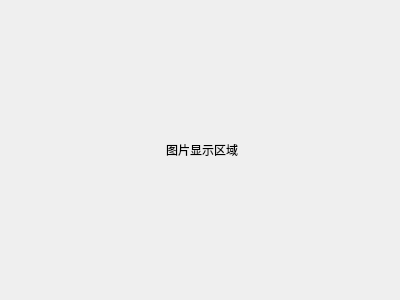
Above: show.ui from suhuamo/huahua-player before the change. Below: the same form after it.
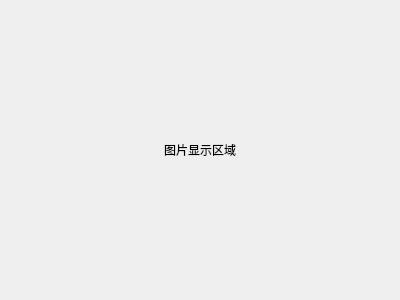
That is the form after the change.

Commit message: 给中心播放界面添加边框ui

Diff of the .ui file:
```diff
--- a/show.ui
+++ b/show.ui
@@ -18,13 +18,13 @@
     <number>0</number>
    </property>
    <property name="leftMargin">
-    <number>6</number>
+    <number>0</number>
    </property>
    <property name="topMargin">
     <number>0</number>
    </property>
    <property name="rightMargin">
-    <number>2</number>
+    <number>0</number>
    </property>
    <property name="bottomMargin">
     <number>0</number>
```
The commit also changes 3 other files.
